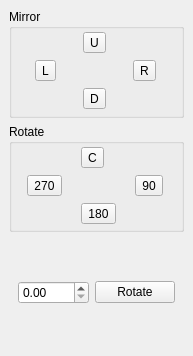
The window that src/mirrordock.ui (iPenguin/CrochetCharts) describes before a commit, drawn with Qt 5.
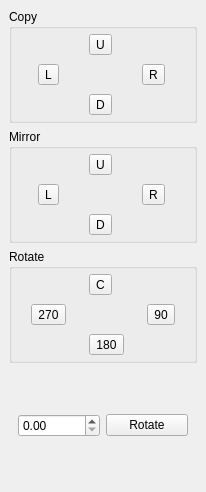
The same window after the commit. Icons and pictures are not drawn.

Commit message: working on copy and mirror

The edit to the form file:
```diff
--- a/src/mirrordock.ui
+++ b/src/mirrordock.ui
@@ -6,16 +6,117 @@
    <rect>
     <x>0</x>
     <y>0</y>
-    <width>156</width>
-    <height>356</height>
+    <width>206</width>
+    <height>492</height>
    </rect>
   </property>
   <property name="windowTitle">
    <string>Mirror and Rotate</string>
   </property>
   <widget class="QWidget" name="dockWidgetContents">
-   <layout class="QVBoxLayout" name="verticalLayout">
-    <item>
+   <layout class="QGridLayout" name="gridLayout_6">
+    <item row="0" column="0">
+     <widget class="QGroupBox" name="groupBox_2">
+      <property name="title">
+       <string>Copy</string>
+      </property>
+      <layout class="QGridLayout" name="gridLayout_5">
+       <property name="leftMargin">
+        <number>2</number>
+       </property>
+       <property name="topMargin">
+        <number>2</number>
+       </property>
+       <property name="rightMargin">
+        <number>2</number>
+       </property>
+       <property name="bottomMargin">
+        <number>2</number>
+       </property>
+       <item row="2" column="1">
+        <widget class="QToolButton" name="copyDown">
+         <property name="toolTip">
+          <string>Mirror down</string>
+         </property>
+         <property name="text">
+          <string>D</string>
+         </property>
+         <property name="icon">
+          <iconset resource="../crochet.qrc">
+           <normaloff>:/images/mirror_down.svg</normaloff>:/images/mirror_down.svg</iconset>
+         </property>
+         <property name="iconSize">
+          <size>
+           <width>24</width>
+           <height>24</height>
+          </size>
+         </property>
+        </widget>
+       </item>
+       <item row="0" column="1">
+        <widget class="QToolButton" name="copyUp">
+         <property name="toolTip">
+          <string>Mirror up</string>
+         </property>
+         <property name="text">
+          <string>U</string>
+         </property>
+         <property name="icon">
+          <iconset resource="../crochet.qrc">
+           <normaloff>:/images/mirror_up.svg</normaloff>:/images/mirror_up.svg</iconset>
+         </property>
+         <property name="iconSize">
+          <size>
+           <width>24</width>
+           <height>24</height>
+          </size>
+         </property>
+        </widget>
+       </item>
+       <item row="1" column="2">
+        <widget class="QToolButton" name="copyRight">
+         <property name="toolTip">
+          <string>Mirror right</string>
+         </property>
+         <property name="text">
+          <string>R</string>
+         </property>
+         <property name="icon">
+          <iconset resource="../crochet.qrc">
+           <normaloff>:/images/mirror_right.svg</normaloff>:/images/mirror_right.svg</iconset>
+         </property>
+         <property name="iconSize">
+          <size>
+           <width>24</width>
+           <height>24</height>
+          </size>
+         </property>
+        </widget>
+       </item>
+       <item row="1" column="0">
+        <widget class="QToolButton" name="copyLeft">
+         <property name="toolTip">
+          <string>Mirror left</string>
+         </property>
+         <property name="text">
+          <string>L</string>
+         </property>
+         <property name="icon">
+          <iconset resource="../crochet.qrc">
+           <normaloff>:/images/mirror_left.svg</normaloff>:/images/mirror_left.svg</iconset>
+         </property>
+         <property name="iconSize">
+          <size>
+           <width>24</width>
+           <height>24</height>
+          </size>
+         </property>
+        </widget>
+       </item>
+      </layout>
+     </widget>
+    </item>
+    <item row="1" column="0">
      <widget class="QGroupBox" name="groupBox">
       <property name="title">
        <string>Mirror</string>
@@ -107,7 +208,7 @@
       </layout>
      </widget>
     </item>
-    <item>
+    <item row="2" column="0">
      <widget class="QGroupBox" name="groupBox_3">
       <property name="title">
        <string>Rotate</string>
@@ -211,7 +312,7 @@
       </layout>
      </widget>
     </item>
-    <item>
+    <item row="3" column="0">
      <widget class="QWidget" name="rotateCustomWidgets" native="true">
       <layout class="QGridLayout" name="gridLayout_2">
        <item row="0" column="1">
```
Left out of the diff: 24 changed lines with no effect on the pictures. The commit also changes 8 other files.
